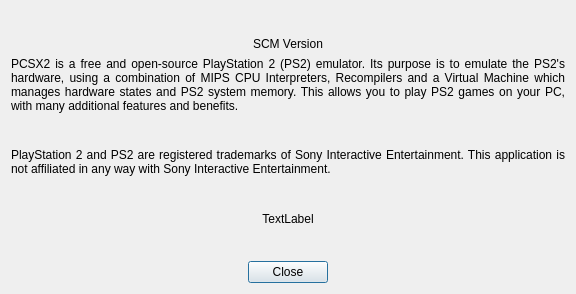
Above: pcsx2-qt/AboutDialog.ui from PCSX2/pcsx2 before the change. Below: the same form after it.
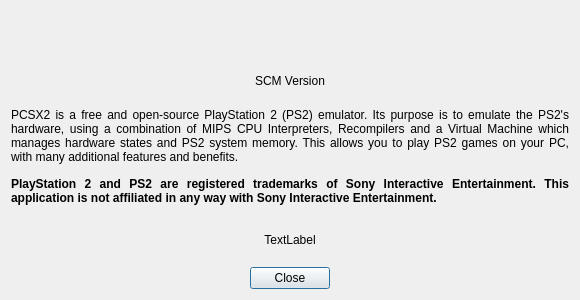
That is the form after the change. Icons and pictures are not drawn.

Commit message: Qt/FSUI: Update branding to the about section

What changed in the file:
```diff
--- a/pcsx2-qt/AboutDialog.ui
+++ b/pcsx2-qt/AboutDialog.ui
@@ -6,8 +6,8 @@
    <rect>
     <x>0</x>
     <y>0</y>
-    <width>576</width>
-    <height>294</height>
+    <width>580</width>
+    <height>300</height>
    </rect>
   </property>
   <property name="windowTitle">
@@ -21,20 +21,17 @@
        <property name="orientation">
         <enum>Qt::Horizontal</enum>
        </property>
-       <property name="sizeHint" stdset="0">
-        <size>
-         <width>40</width>
-         <height>20</height>
-        </size>
+       <property name="sizeType">
+        <enum>QSizePolicy::Policy::Preferred</enum>
        </property>
       </spacer>
      </item>
      <item>
       <widget class="QLabel" name="icon">
-       <property name="maximumSize">
+       <property name="minimumSize">
         <size>
-         <width>260</width>
-         <height>260</height>
+         <width>1</width>
+         <height>1</height>
         </size>
        </property>
        <property name="text">
@@ -53,11 +50,8 @@
        <property name="orientation">
         <enum>Qt::Horizontal</enum>
        </property>
-       <property name="sizeHint" stdset="0">
-        <size>
-         <width>40</width>
-         <height>20</height>
-        </size>
+       <property name="sizeType">
+        <enum>QSizePolicy::Policy::Preferred</enum>
        </property>
       </spacer>
      </item>
@@ -89,18 +83,26 @@
    <item>
     <spacer name="verticalSpacer">
      <property name="orientation">
-      <enum>Qt::Vertical</enum>
+      <enum>Qt::Orientation::Vertical</enum>
+     </property>
+     <property name="sizeType">
+      <enum>QSizePolicy::Policy::Minimum</enum>
      </property>
      <property name="sizeHint" stdset="0">
       <size>
-       <width>20</width>
-       <height>40</height>
+       <width>0</width>
+       <height>0</height>
       </size>
      </property>
     </spacer>
    </item>
    <item>
     <widget class="QLabel" name="disclaimer">
+     <property name="font">
+      <font>
+       <bold>true</bold>
+      </font>
+     </property>
      <property name="text">
       <string>&lt;html&gt;&lt;head/&gt;&lt;body&gt;&lt;p&gt;PlayStation 2 and PS2 are registered trademarks of Sony Interactive Entertainment. This application is not affiliated in any way with Sony Interactive Entertainment.&lt;/p&gt;&lt;/body&gt;&lt;/html&gt;</string>
      </property>
@@ -115,12 +117,15 @@
    <item>
     <spacer name="verticalSpacer_2">
      <property name="orientation">
-      <enum>Qt::Vertical</enum>
+      <enum>Qt::Orientation::Vertical</enum>
+     </property>
+     <property name="sizeType">
+      <enum>QSizePolicy::Policy::Minimum</enum>
      </property>
      <property name="sizeHint" stdset="0">
       <size>
-       <width>20</width>
-       <height>40</height>
+       <width>0</width>
+       <height>0</height>
       </size>
      </property>
     </spacer>
@@ -138,12 +143,15 @@
    <item>
     <spacer name="verticalSpacer_3">
      <property name="orientation">
-      <enum>Qt::Vertical</enum>
+      <enum>Qt::Orientation::Vertical</enum>
+     </property>
+     <property name="sizeType">
+      <enum>QSizePolicy::Policy::Minimum</enum>
      </property>
      <property name="sizeHint" stdset="0">
       <size>
-       <width>20</width>
-       <height>40</height>
+       <width>0</width>
+       <height>0</height>
       </size>
      </property>
     </spacer>
```
Left out of the diff: 22 changed lines with no effect on the pictures. The commit also changes 5 other files.
